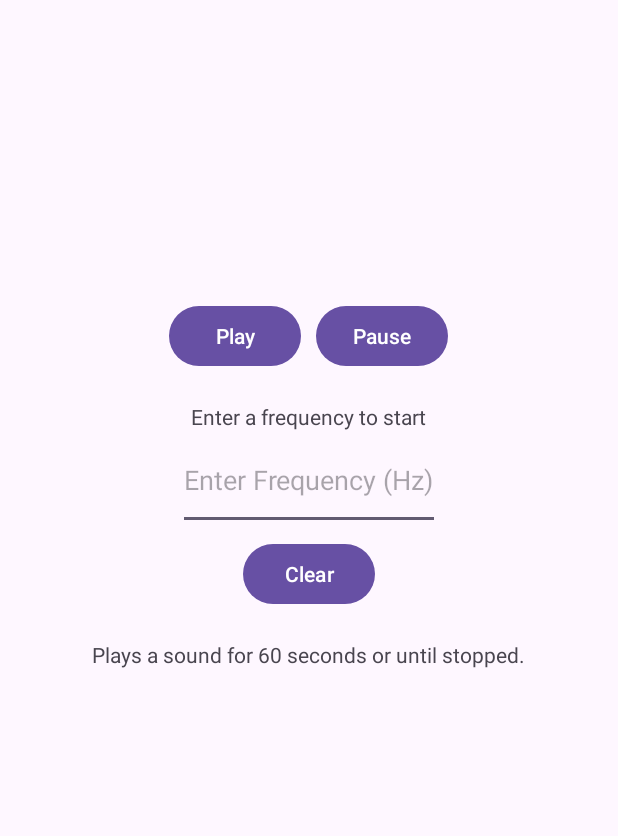
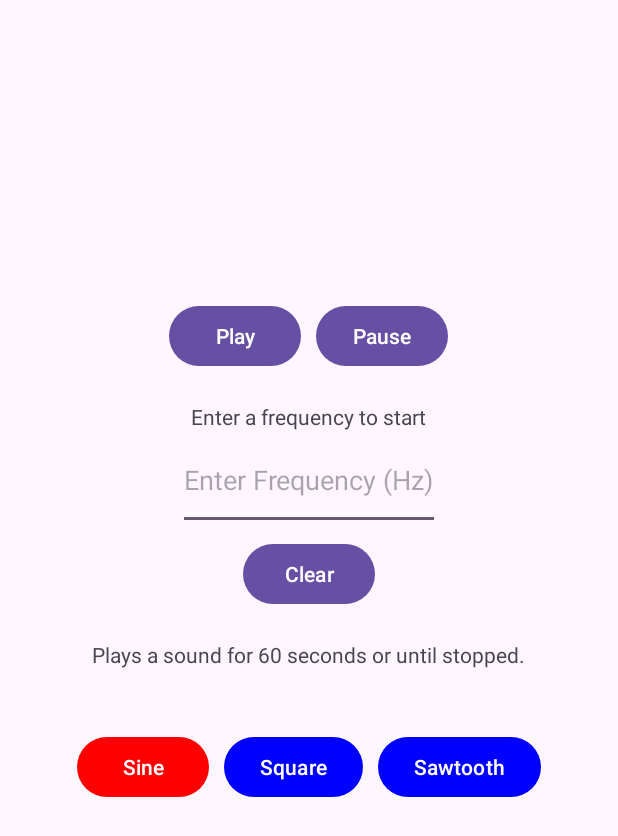
Before and after one commit to CheapPizza/FreqGenAndroid, an Android app: the screen it shows after launch (MainActivity), on a phone screen of 412 x 824 dp. Shown: the top 836 px of the screen. Run offline under Robolectric (Android 15) with nearby library versions, the phone set to English and light mode, and no system bars.

Commit message:
add square and sawtooth waveforms

```diff
--- a/app/src/main/java/com/example/frequencygenerator/MainActivity.kt
+++ b/app/src/main/java/com/example/frequencygenerator/MainActivity.kt
@@ -8,7 +8,10 @@ import android.widget.Button
 import android.widget.EditText
 import android.widget.TextView
 import androidx.appcompat.app.AppCompatActivity
+import kotlin.math.floor
 import kotlin.math.sin
+import kotlin.math.sign
+import android.graphics.Color
 
 class MainActivity : AppCompatActivity() {
 
@@ -17,10 +20,14 @@ class MainActivity : AppCompatActivity() {
     private lateinit var playButton: Button
     private lateinit var stopButton: Button
     private lateinit var resetButton: Button
+    private lateinit var sineButton: Button
+    private lateinit var squareButton: Button
+    private lateinit var sawButton: Button
     private var currentFrequency = 0
     private var audioTrack: AudioTrack? = null
     private var isPlaying = false
     private var maxFrequency = 20000
+    private var selectedWaveform = "sine"
     private val sampleRate = 44100
     private val durationInSeconds = 60
 
@@ -36,12 +43,20 @@ class MainActivity : AppCompatActivity() {
         playButton = findViewById(R.id.playButton)
         stopButton = findViewById(R.id.stopButton)
         resetButton = findViewById(R.id.resetButton)
+        sineButton = findViewById(R.id.sineButton)
+        sineButton.setBackgroundColor(Color.RED)
+        squareButton = findViewById(R.id.squareButton)
+        squareButton.setBackgroundColor(Color.BLUE)
+        sawButton = findViewById(R.id.sawButton)
+        sawButton.setBackgroundColor(Color.BLUE)
 
         playButton.setOnClickListener {
             val frequency = frequencyEditText.text.toString().toIntOrNull()
             if (frequency != null && frequency in 1..maxFrequency) {
                 frequencyTextView.text = "Current Frequency: $frequency Hz"
-                updateSample(frequency)
+                if (frequency != currentFrequency) {
+                    updateSample(frequency)
+                }
                 playFrequency()
             } else {
                 frequencyTextView.text = "Enter a frequency between 1 and 20000 Hz."
@@ -58,14 +73,53 @@ class MainActivity : AppCompatActivity() {
                 frequencyTextView.text = "Enter a frequency"
             }
         }
+
+        sineButton.setOnClickListener {
+            waveformSelection("sine")
+        }
+        squareButton.setOnClickListener {
+            waveformSelection("square")
+        }
+        sawButton.setOnClickListener {
+            waveformSelection("saw")
+        }
+    }
+
+    private fun waveformSelection(selection: String) {
+        selectedWaveform = selection
+        when (selection) {
+            "sine" -> {
+                sineButton.setBackgroundColor(Color.RED)
+                squareButton.setBackgroundColor(Color.BLUE)
+                sawButton.setBackgroundColor(Color.BLUE)
+            }
+            "square" -> {
+                sineButton.setBackgroundColor(Color.BLUE)
+                squareButton.setBackgroundColor(Color.RED)
+                sawButton.setBackgroundColor(Color.BLUE)
+            }
+            "saw" -> {
+                sineButton.setBackgroundColor(Color.BLUE)
+                squareButton.setBackgroundColor(Color.BLUE)
+                sawButton.setBackgroundColor(Color.RED)
+            }
+        }
+        updateSample(currentFrequency)
+        if (isPlaying) {
+            playFrequency()
+        }
     }
 
     private fun updateSample(frequency: Int) {
-        if (frequency != currentFrequency) {
-            // Create sine wave
-            for (i in samples.indices) {
-                samples[i] = (sin(2.0 * Math.PI * frequency * i / sampleRate) * Short.MAX_VALUE).toInt().toShort()
+        for (i in samples.indices) {
+            val t = i / sampleRate.toDouble()
+            samples[i] = when (selectedWaveform) {
+                "sine" -> (sin(2.0 * Math.PI * frequency * t) * Short.MAX_VALUE).toInt().toShort()
+                "sawtooth" -> ((2.0 * (t * frequency - floor(t * frequency + 0.5))) * Short.MAX_VALUE).toInt().toShort()
+                "square" -> (sign(sin(2.0 * Math.PI * frequency * t)) * Short.MAX_VALUE).toInt().toShort()
+                else -> 0
             }
+
         }
         currentFrequency = frequency
     }
--- a/app/src/main/res/layout/activity_main.xml
+++ b/app/src/main/res/layout/activity_main.xml
@@ -26,6 +26,36 @@
             android:layout_width="wrap_content"
             android:layout_height="wrap_content"
             android:text="Pause"/>
+    </LinearLayout>
+
+    <LinearLayout
+        android:id="@+id/waveSelectContainer"
+        android:layout_width="wrap_content"
+        android:layout_height="wrap_content"
+        android:orientation="horizontal"
+        android:layout_centerHorizontal="true"
+        android:layout_below="@id/frequencyTextView"
+        android:layout_marginTop="200dp">
+
+        <Button
+            android:id="@+id/sineButton"
+            android:layout_width="wrap_content"
+            android:layout_height="wrap_content"
+            android:text="Sine"
+            android:layout_marginEnd="10dp"/>
+
+        <Button
+            android:id="@+id/squareButton"
+            android:layout_width="wrap_content"
+            android:layout_height="wrap_content"
+            android:text="Square"
+            android:layout_marginEnd="10dp"/>
+
+        <Button
+            android:id="@+id/sawButton"
+            android:layout_width="wrap_content"
+            android:layout_height="wrap_content"
+            android:text="Sawtooth"/>
     </LinearLayout>
 
     <EditText
```
